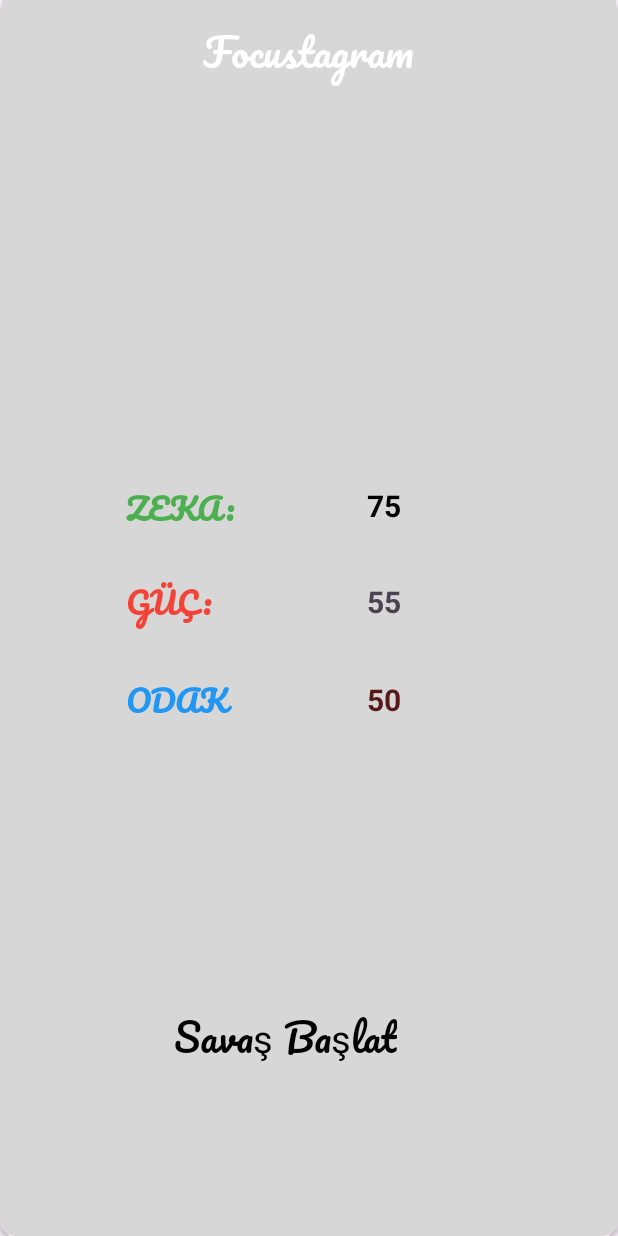
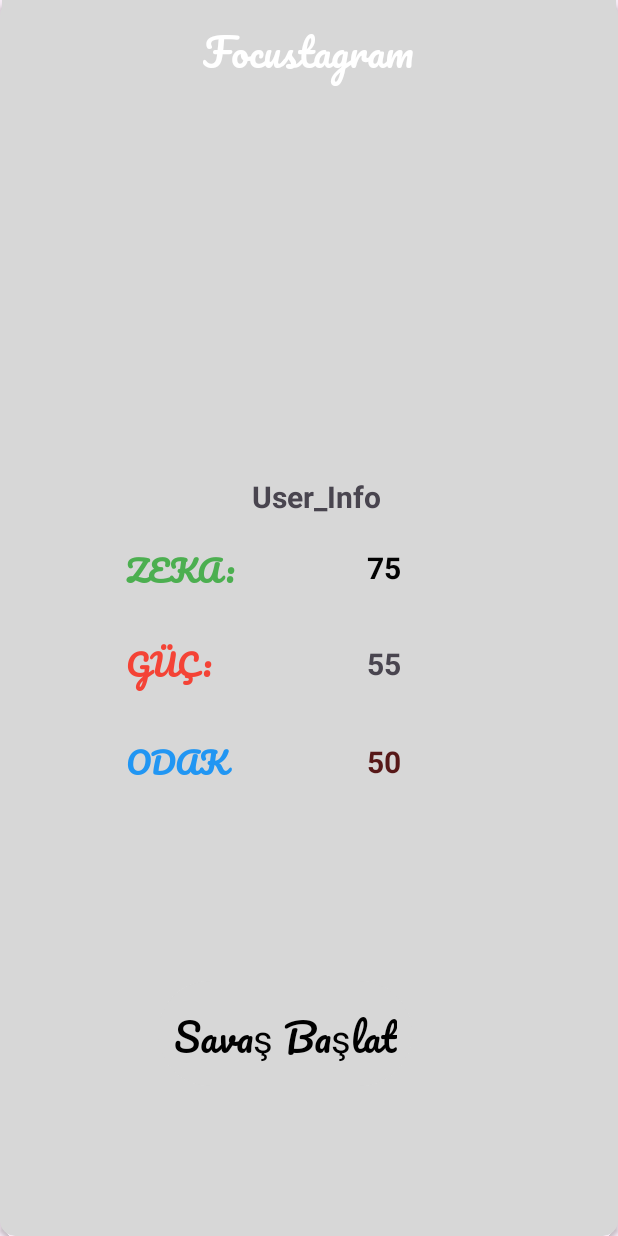
Before and after one commit to Keexplorer/Mobile_Application_WarOfFocus, an Android app: the layout fragment_anasayfa.xml on its own in the app's theme, with its tools: preview values and no code run, on a phone screen of 412 x 824 dp. Run offline under Robolectric (Android 15) with nearby library versions, the phone set to English and light mode, and no system bars; Roboto replaces fonts that are not available here.

Commit message:
finished probably

```diff
--- a/app/src/main/res/layout/avatar_card_tasarim.xml
+++ b/app/src/main/res/layout/avatar_card_tasarim.xml
@@ -30,7 +30,7 @@
                 android:textStyle="bold"
                 app:layout_constraintEnd_toEndOf="@+id/imageView"
                 app:layout_constraintStart_toEndOf="@+id/textView4"
-                app:layout_constraintTop_toBottomOf="@+id/imageView" />
+                app:layout_constraintTop_toBottomOf="@+id/textViewUser" />
 
             <TextView
                 android:id="@+id/textView6"
@@ -49,6 +49,20 @@
                 app:layout_constraintTop_toBottomOf="@+id/textView5" />
 
             <TextView
+                android:id="@+id/textViewUser"
+                android:layout_width="wrap_content"
+                android:layout_height="wrap_content"
+                android:layout_marginStart="84dp"
+                android:layout_marginTop="14dp"
+                android:text="User_Info"
+                android:textSize="20sp"
+                android:textStyle="bold"
+                app:layout_constraintStart_toStartOf="@+id/textView4"
+                app:layout_constraintTop_toBottomOf="@+id/imageView">
+
+            </TextView>
+
+            <TextView
                 android:id="@+id/textView4"
                 android:layout_width="wrap_content"
                 android:layout_height="wrap_content"
@@ -61,7 +75,7 @@
                 android:textSize="20sp"
                 android:textStyle="bold"
                 app:layout_constraintStart_toStartOf="parent"
-                app:layout_constraintTop_toBottomOf="@+id/imageView"
+                app:layout_constraintTop_toBottomOf="@+id/textViewUser"
                 app:layout_constraintVertical_chainStyle="packed" />
 
             <TextView
```
Also changed, not shown: app/src/main/java/com/example/focusapp2/MainActivity.kt (+5 -5 lines), app/src/main/java/com/example/focusapp2/ui/fragment/AnasayfaFragment.kt (+9 -0 lines), app/src/main/res/navigation/main_nav.xml (+12 -1 lines).
